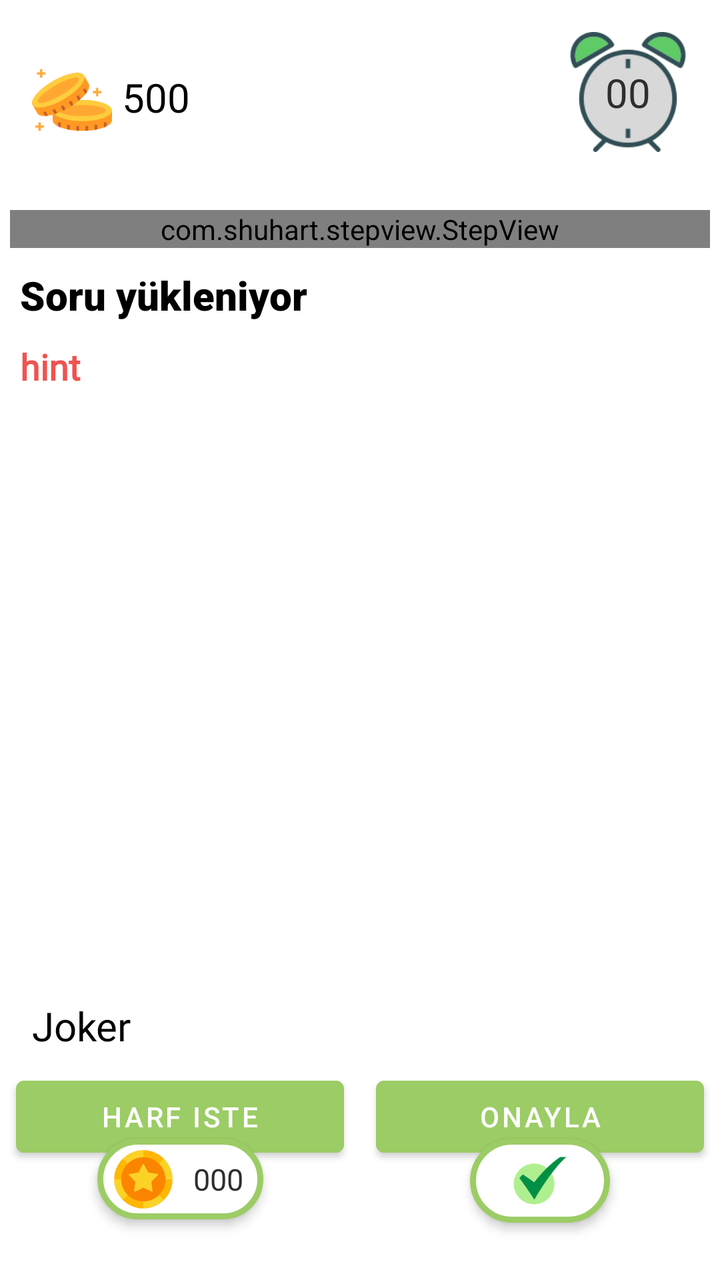
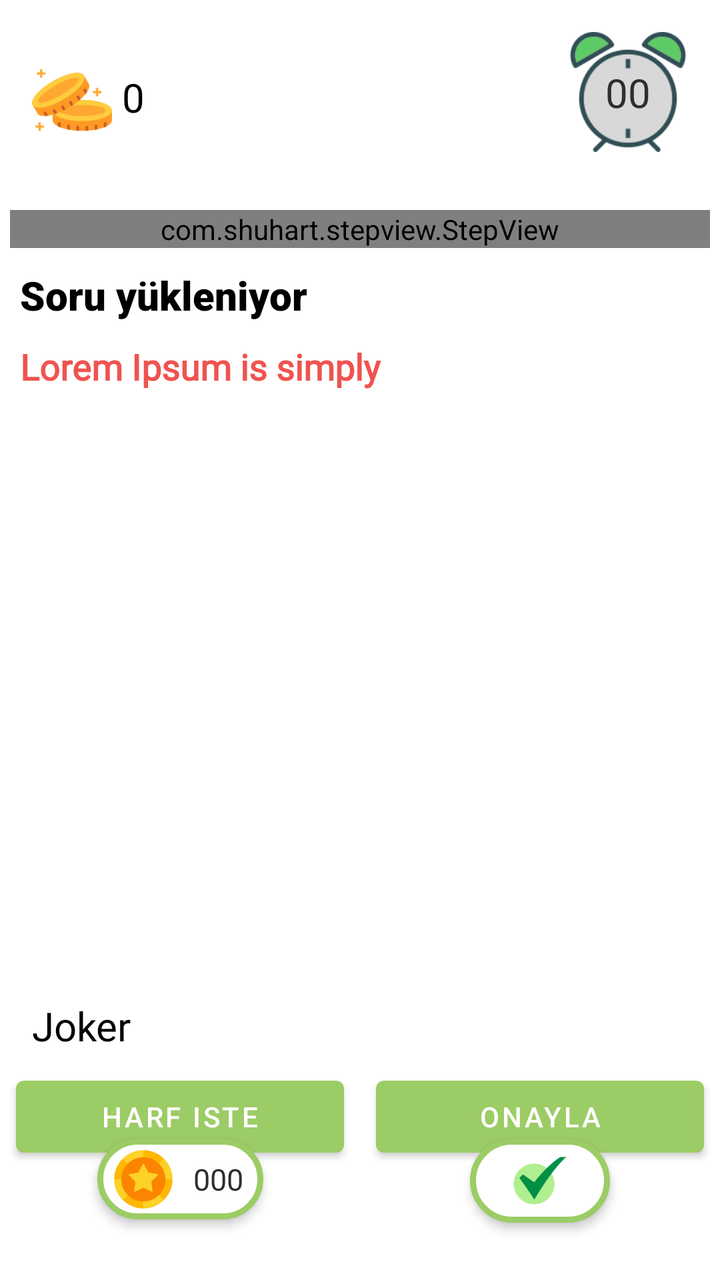

An Android layout rendered at two revisions. The XML below is the earlier revision; the diff shows what the commit changed to produce the second picture.
<!-- AndroidManifest.xml: application theme Theme.Yolcu -->
<!-- res/layout/activity_word_game.xml -->
<androidx.constraintlayout.widget.ConstraintLayout xmlns:android="http://schemas.android.com/apk/res/android"
    xmlns:app="http://schemas.android.com/apk/res-auto"
    xmlns:tools="http://schemas.android.com/tools"
    android:layout_width="match_parent"
    android:layout_height="match_parent"
    android:theme="@style/Theme.Yolcu"
    tools:context=".game.WordGameActivity">

    
    <ImageView
        android:id="@+id/coinImage_word"
        android:layout_width="40dp"
        android:layout_height="40dp"
        android:layout_marginStart="16dp"
        android:layout_marginTop="30dp"
        android:src="@drawable/coin_2"
        app:layout_constraintEnd_toStartOf="@id/gold_amount_text_word"
        app:layout_constraintStart_toStartOf="parent"
        app:layout_constraintTop_toTopOf="parent" />

    <TextView
        android:id="@+id/gold_amount_text_word"
        android:layout_width="wrap_content"
        android:layout_height="wrap_content"
        android:layout_marginStart="5dp"
        android:layout_marginTop="35dp"
        android:fontFamily="@font/tomorrow_b"
        android:text="500"
        android:textSize="20sp"
        app:layout_constraintStart_toEndOf="@id/coinImage_word"
        app:layout_constraintTop_toTopOf="parent" />

    

    <ImageView
        android:id="@+id/clockImage"
        android:layout_width="60dp"
        android:layout_height="60dp"
        android:layout_margin="16dp"
        android:layout_marginTop="16dp"
        android:src="@drawable/clock"
        app:layout_constraintEnd_toEndOf="parent"
        app:layout_constraintTop_toTopOf="parent" />

    <TextView
        android:id="@+id/timer_text"
        android:layout_width="wrap_content"
        android:layout_height="wrap_content"
        android:fontFamily="@font/tomorrow_b"
        android:text="@string/default_timer"
        android:textColor="@color/infoGameText"
        android:textSize="20sp"
        app:layout_constraintBottom_toBottomOf="@id/clockImage"
        app:layout_constraintEnd_toEndOf="@id/clockImage"
        app:layout_constraintStart_toStartOf="@id/clockImage"
        app:layout_constraintTop_toTopOf="@id/clockImage" />

    <androidx.constraintlayout.widget.Guideline
        android:id="@+id/guideline"
        android:layout_width="wrap_content"
        android:layout_height="wrap_content"
        android:orientation="horizontal"
        app:layout_constraintGuide_begin="100dp" />

    <com.shuhart.stepview.StepView
        android:id="@+id/step_view_word_game"
        android:layout_width="match_parent"
        android:layout_height="wrap_content"
        android:layout_margin="5dp"
        app:layout_constraintEnd_toEndOf="parent"
        app:layout_constraintStart_toStartOf="parent"
        app:layout_constraintTop_toBottomOf="@id/guideline"
        app:sv_animationType="All"
        app:sv_doneCircleColor="@color/correctAnswer"
        app:sv_doneStepLineColor="@color/correctAnswer"
        app:sv_nextStepCircleColor="#88A1A1A1"
        app:sv_nextStepCircleEnabled="true"
        app:sv_nextTextColor="@color/white"
        app:sv_nextStepLineColor="#88A1A1A1"
        app:sv_selectedCircleColor="@color/colorAccent"
        app:sv_selectedTextColor="@color/black"
        app:sv_doneCircleRadius="10dp"
        app:sv_selectedCircleRadius="10dp"
        app:sv_stepsNumber="15"
        app:sv_stepNumberTextSize="12sp" />

    <TextView
        android:id="@+id/questionTextView"
        android:layout_width="match_parent"
        android:layout_height="wrap_content"
        android:textSize="20sp"
        android:layout_margin="10dp"
        android:text="@string/soru_yukleniyor"
        android:fontFamily="sans-serif-black"
        app:layout_constraintEnd_toEndOf="parent"
        app:layout_constraintStart_toStartOf="parent"
        app:layout_constraintTop_toBottomOf="@id/step_view_word_game" />

    <TextView
        android:id="@+id/questionSpaceHint"
        android:layout_width="wrap_content"
        android:layout_height="wrap_content"
        android:text="hint"
        android:textSize="18sp"
        android:layout_margin="10dp"
        android:textColor="@color/redAlertColor"
        android:textStyle="bold"
        android:fontFamily="@font/tomorrow_b"
        app:layout_constraintStart_toStartOf="parent"
        app:layout_constraintTop_toBottomOf="@id/questionTextView" />

    <GridLayout
        android:id="@+id/answerGrid"
        android:layout_width="wrap_content"
        android:layout_height="wrap_content"
        android:rowCount="2"
        android:layout_marginTop="10dp"
        android:layout_marginBottom="10dp"
        app:layout_constraintBottom_toBottomOf="@id/guideline3"
        app:layout_constraintEnd_toEndOf="parent"
        app:layout_constraintStart_toStartOf="parent"
        app:layout_constraintTop_toBottomOf="@id/questionSpaceHint" />


    <androidx.constraintlayout.widget.Guideline
        android:id="@+id/guideline3"
        android:layout_width="wrap_content"
        android:layout_height="wrap_content"
        android:orientation="horizontal"
        app:layout_constraintGuide_end="300dp" />

    <ImageView
        android:id="@+id/gifImageSuccessView"
        android:layout_width="70dp"
        android:layout_height="70dp"
        android:src="@drawable/confirm"
        android:visibility="gone"
        android:layout_centerInParent="true"
        app:layout_constraintTop_toBottomOf="@id/guideline3"
        app:layout_constraintStart_toStartOf="parent"
        app:layout_constraintEnd_toEndOf="parent"
        app:layout_constraintBottom_toBottomOf="@id/guideline2"
        android:layout_margin="5dp" />

    <TextView
        android:id="@+id/gifImageSuccessViewLabel"
        android:layout_width="wrap_content"
        android:layout_height="wrap_content"
        app:layout_constraintTop_toBottomOf="@id/gifImageSuccessView"
        app:layout_constraintStart_toStartOf="parent"
        app:layout_constraintEnd_toEndOf="parent"
        android:text="@string/correctAnswerEndgameLabel"
        android:visibility="gone"
        android:layout_margin="5dp"
        android:fontFamily="@font/tomorrow_b"
        android:textColor="@color/colorPrimary"
        android:textSize="18sp" />


    
    <androidx.constraintlayout.widget.Guideline
        android:id="@+id/guideline2"
        android:layout_width="wrap_content"
        android:layout_height="wrap_content"
        android:orientation="horizontal"
        app:layout_constraintGuide_percent="0.75512993" />

    <TextView
        android:id="@+id/joker_text"
        android:layout_width="0dp"
        android:layout_height="wrap_content"
        android:layout_margin="16dp"
        android:fontFamily="@font/tomorrow_b"
        android:text="@string/joker_label"
        android:textSize="20sp"
        app:layout_constraintEnd_toEndOf="parent"
        app:layout_constraintStart_toStartOf="parent"
        app:layout_constraintTop_toTopOf="@+id/guideline2" />

    <Button
        android:id="@+id/letterJokerButton"
        android:layout_width="0dp"
        android:layout_height="wrap_content"
        android:layout_margin="8dp"
        android:text="@string/harf_iste"
        app:layout_constraintEnd_toStartOf="@+id/confirmButton"
        app:layout_constraintStart_toStartOf="parent"
        app:layout_constraintTop_toBottomOf="@id/joker_text" />

    
    <androidx.constraintlayout.widget.ConstraintLayout
        android:id="@id/costCoinLayout"
        android:layout_width="wrap_content"
        android:layout_height="wrap_content"
        android:layout_marginTop="35dp"
        android:background="@drawable/round_green_border"
        android:elevation="3dp"
        app:layout_constraintEnd_toEndOf="@id/letterJokerButton"
        app:layout_constraintStart_toStartOf="@+id/letterJokerButton"
        app:layout_constraintTop_toTopOf="@+id/letterJokerButton">

        <ImageView
            android:id="@+id/costCoinImage"
            android:layout_width="30dp"
            android:layout_height="30dp"
            android:layout_marginStart="8dp"
            android:src="@drawable/coin_1"
            app:layout_constraintBottom_toBottomOf="@id/costCoinLayout"
            app:layout_constraintEnd_toStartOf="@+id/costCoinLabel"
            app:layout_constraintStart_toStartOf="@+id/costCoinLayout"
            app:layout_constraintTop_toTopOf="@+id/costCoinLayout" />

        <TextView
            android:id="@+id/costCoinLabel"
            android:layout_width="wrap_content"
            android:layout_height="wrap_content"
            android:fontFamily="@font/tomorrow_b"
            android:padding="10dp"
            android:text="@string/default_cost_coin"
            android:textColor="@color/infoGameText"
            android:textSize="15sp"
            app:layout_constraintBottom_toBottomOf="@id/costCoinLayout"
            app:layout_constraintEnd_toEndOf="@id/costCoinLayout"
            app:layout_constraintStart_toEndOf="@+id/costCoinImage"
            app:layout_constraintTop_toTopOf="@+id/costCoinLayout" />

    </androidx.constraintlayout.widget.ConstraintLayout>


    
    <androidx.constraintlayout.widget.ConstraintLayout
        android:id="@id/confirmButtonLayout"
        android:layout_width="wrap_content"
        android:layout_height="wrap_content"
        android:layout_marginTop="35dp"
        android:background="@drawable/round_green_border"
        android:elevation="3dp"
        android:paddingTop="6dp"
        android:paddingBottom="6dp"
        android:paddingStart="20dp"
        android:paddingEnd="20dp"
        app:layout_constraintEnd_toEndOf="@id/confirmButton"
        app:layout_constraintStart_toStartOf="@+id/confirmButton"
        app:layout_constraintTop_toTopOf="@+id/confirmButton">

        <ImageView
            android:id="@+id/confirmButtonImage"
            android:layout_width="30dp"
            android:layout_height="30dp"
            android:src="@drawable/confirm"
            app:layout_constraintBottom_toBottomOf="@id/confirmButtonLayout"
            app:layout_constraintEnd_toEndOf="@+id/confirmButtonLayout"
            app:layout_constraintStart_toStartOf="@+id/confirmButtonLayout"
            app:layout_constraintTop_toTopOf="@+id/confirmButtonLayout" />


    </androidx.constraintlayout.widget.ConstraintLayout>

    <Button
        android:id="@+id/confirmButton"
        android:layout_width="0dp"
        android:layout_height="wrap_content"
        android:text="Onayla"
        android:layout_margin="8dp"

        app:layout_constraintEnd_toEndOf="parent"
        app:layout_constraintStart_toEndOf="@id/letterJokerButton"
        app:layout_constraintTop_toBottomOf="@+id/joker_text" /> 


</androidx.constraintlayout.widget.ConstraintLayout>
<!-- resources referenced by this layout -->
<resources>
  <color name="black">#FF000000</color>
  <color name="colorAccent">#FBC02D</color>
  <color name="colorPrimary">#9CCC65</color>
  <color name="correctAnswer">#9CCC65</color>
  <color name="infoGameText">#2E2E2E</color>
  <color name="redAlertColor">#EF5350</color>
  <color name="white">#FFFFFFFF</color>
  <!-- drawable clock: png bitmap (drawable, 9525 bytes) -->
  <!-- drawable coin_1: png bitmap (drawable, 5865 bytes) -->
  <!-- drawable coin_2: png bitmap (drawable, 6130 bytes) -->
  <!-- drawable confirm: png bitmap (drawable, 4432 bytes) -->
  <!-- drawable round_green_border (drawable) -->
  <shape xmlns:android="http://schemas.android.com/apk/res/android"
      android:shape="rectangle">
  
      <corners android:radius="50dp" /> 
  
      <stroke
          android:width="3dp"
          android:color="#9CCC65" /> 
  
      <solid android:color="@android:color/white" /> 
  
  </shape>
  <string name="correctAnswerEndgameLabel">DOĞRU YANIT</string>
  <string name="default_cost_coin">000</string>
  <string name="default_timer">00</string>
  <string name="harf_iste">Harf iste</string>
  <string name="joker_label">Joker</string>
  <string name="soru_yukleniyor">Soru yükleniyor</string>
  <style name="Theme.Yolcu" parent="Theme.MaterialComponents.DayNight.DarkActionBar">
          
          <item name="colorPrimary">#9CCC65</item>
          <item name="colorPrimaryVariant">#43A047</item>
          <item name="colorOnPrimary">@color/white</item>
          
          <item name="colorSecondary">#9CCC65</item>
          <item name="colorSecondaryVariant">@color/teal_700</item>
          <item name="colorOnSecondary">@color/white</item>
          
          <item name="android:statusBarColor">?attr/colorPrimaryVariant</item>
          
          <item name="actionMenuTextColor">@color/white</item>
          <item name="android:actionMenuTextColor">@color/white</item>
          <item name="android:textColor">@color/black</item>
      </style>
  <color name="teal_700">#FF018786</color>
</resources>

<!-- the commit's change to res/layout/activity_word_game.xml (unified diff, before → after) -->
@@ -13,6 +13,7 @@
         android:layout_height="40dp"
         android:layout_marginStart="16dp"
         android:layout_marginTop="30dp"
+        android:contentDescription="@string/altin_icon"
         android:src="@drawable/coin_2"
         app:layout_constraintEnd_toStartOf="@id/gold_amount_text_word"
         app:layout_constraintStart_toStartOf="parent"
@@ -25,7 +26,7 @@
         android:layout_marginStart="5dp"
         android:layout_marginTop="35dp"
         android:fontFamily="@font/tomorrow_b"
-        android:text="500"
+        android:text="@string/default_value"
         android:textSize="20sp"
         app:layout_constraintStart_toEndOf="@id/coinImage_word"
         app:layout_constraintTop_toTopOf="parent" />
@@ -38,6 +39,7 @@
         android:layout_height="60dp"
         android:layout_margin="16dp"
         android:layout_marginTop="16dp"
+        android:contentDescription="@string/gerisayim_icon"
         android:src="@drawable/clock"
         app:layout_constraintEnd_toEndOf="parent"
         app:layout_constraintTop_toTopOf="parent" />
@@ -72,26 +74,26 @@
         app:layout_constraintTop_toBottomOf="@id/guideline"
         app:sv_animationType="All"
         app:sv_doneCircleColor="@color/correctAnswer"
+        app:sv_doneCircleRadius="10dp"
         app:sv_doneStepLineColor="@color/correctAnswer"
         app:sv_nextStepCircleColor="#88A1A1A1"
         app:sv_nextStepCircleEnabled="true"
+        app:sv_nextStepLineColor="#88A1A1A1"
         app:sv_nextTextColor="@color/white"
-        app:sv_nextStepLineColor="#88A1A1A1"
         app:sv_selectedCircleColor="@color/colorAccent"
+        app:sv_selectedCircleRadius="10dp"
         app:sv_selectedTextColor="@color/black"
-        app:sv_doneCircleRadius="10dp"
-        app:sv_selectedCircleRadius="10dp"
-        app:sv_stepsNumber="15"
-        app:sv_stepNumberTextSize="12sp" />
+        app:sv_stepNumberTextSize="12sp"
+        app:sv_stepsNumber="15" />
 
     <TextView
         android:id="@+id/questionTextView"
         android:layout_width="match_parent"
         android:layout_height="wrap_content"
-        android:textSize="20sp"
         android:layout_margin="10dp"
+        android:fontFamily="sans-serif-black"
         android:text="@string/soru_yukleniyor"
-        android:fontFamily="sans-serif-black"
+        android:textSize="20sp"
         app:layout_constraintEnd_toEndOf="parent"
         app:layout_constraintStart_toStartOf="parent"
         app:layout_constraintTop_toBottomOf="@id/step_view_word_game" />
@@ -100,12 +102,12 @@
         android:id="@+id/questionSpaceHint"
         android:layout_width="wrap_content"
         android:layout_height="wrap_content"
-        android:text="hint"
+        android:layout_margin="10dp"
+        android:fontFamily="@font/tomorrow_b"
+        android:text="@string/testYazisi"
+        android:textColor="@color/redAlertColor"
         android:textSize="18sp"
-        android:layout_margin="10dp"
-        android:textColor="@color/redAlertColor"
         android:textStyle="bold"
-        android:fontFamily="@font/tomorrow_b"
         app:layout_constraintStart_toStartOf="parent"
         app:layout_constraintTop_toBottomOf="@id/questionTextView" />
 
@@ -113,9 +115,9 @@
         android:id="@+id/answerGrid"
         android:layout_width="wrap_content"
         android:layout_height="wrap_content"
-        android:rowCount="2"
         android:layout_marginTop="10dp"
         android:layout_marginBottom="10dp"
+        android:rowCount="2"
         app:layout_constraintBottom_toBottomOf="@id/guideline3"
         app:layout_constraintEnd_toEndOf="parent"
         app:layout_constraintStart_toStartOf="parent"
@@ -133,28 +135,29 @@
         android:id="@+id/gifImageSuccessView"
         android:layout_width="70dp"
         android:layout_height="70dp"
+        android:layout_centerInParent="true"
+        android:layout_margin="5dp"
+        android:contentDescription="@string/harf_kutucugu"
         android:src="@drawable/confirm"
         android:visibility="gone"
-        android:layout_centerInParent="true"
-        app:layout_constraintTop_toBottomOf="@id/guideline3"
-        app:layout_constraintStart_toStartOf="parent"
-        app:layout_constraintEnd_toEndOf="parent"
         app:layout_constraintBottom_toBottomOf="@id/guideline2"
-        android:layout_margin="5dp" />
+        app:layout_constraintEnd_toEndOf="parent"
+        app:layout_constraintStart_toStartOf="parent"
+        app:layout_constraintTop_toBottomOf="@id/guideline3" />
 
     <TextView
         android:id="@+id/gifImageSuccessViewLabel"
         android:layout_width="wrap_content"
         android:layout_height="wrap_content"
-        app:layout_constraintTop_toBottomOf="@id/gifImageSuccessView"
-        app:layout_constraintStart_toStartOf="parent"
-        app:layout_constraintEnd_toEndOf="parent"
+        android:layout_margin="5dp"
+        android:fontFamily="@font/tomorrow_b"
         android:text="@string/correctAnswerEndgameLabel"
+        android:textColor="@color/colorPrimary"
+        android:textSize="18sp"
         android:visibility="gone"
-        android:layout_margin="5dp"
-        android:fontFamily="@font/tomorrow_b"
-        android:textColor="@color/colorPrimary"
-        android:textSize="18sp" />
+        app:layout_constraintEnd_toEndOf="parent"
+        app:layout_constraintStart_toStartOf="parent"
+        app:layout_constraintTop_toBottomOf="@id/gifImageSuccessView" />
 
 
     
@@ -204,6 +207,7 @@
             android:layout_width="30dp"
             android:layout_height="30dp"
             android:layout_marginStart="8dp"
+            android:contentDescription="@string/joker_icon"
             android:src="@drawable/coin_1"
             app:layout_constraintBottom_toBottomOf="@id/costCoinLayout"
             app:layout_constraintEnd_toStartOf="@+id/costCoinLabel"
@@ -235,10 +239,10 @@
         android:layout_marginTop="35dp"
         android:background="@drawable/round_green_border"
         android:elevation="3dp"
+        android:paddingStart="20dp"
         android:paddingTop="6dp"
+        android:paddingEnd="20dp"
         android:paddingBottom="6dp"
-        android:paddingStart="20dp"
-        android:paddingEnd="20dp"
         app:layout_constraintEnd_toEndOf="@id/confirmButton"
         app:layout_constraintStart_toStartOf="@+id/confirmButton"
         app:layout_constraintTop_toTopOf="@+id/confirmButton">
@@ -247,6 +251,7 @@
             android:id="@+id/confirmButtonImage"
             android:layout_width="30dp"
             android:layout_height="30dp"
+            android:contentDescription="@string/onay_icon"
             android:src="@drawable/confirm"
             app:layout_constraintBottom_toBottomOf="@id/confirmButtonLayout"
             app:layout_constraintEnd_toEndOf="@+id/confirmButtonLayout"
@@ -260,9 +265,8 @@
         android:id="@+id/confirmButton"
         android:layout_width="0dp"
         android:layout_height="wrap_content"
-        android:text="Onayla"
         android:layout_margin="8dp"
-
+        android:text="@string/confirm"
         app:layout_constraintEnd_toEndOf="parent"
         app:layout_constraintStart_toEndOf="@id/letterJokerButton"
         app:layout_constraintTop_toBottomOf="@+id/joker_text" /> 
<!-- resource entries referenced after the edit -->
@@ -24,12 +24,20 @@
       <solid android:color="@android:color/white" /> 
   
   </shape>
+  <string name="altin_icon">Altın ikonu</string>
+  <string name="confirm">Onayla</string>
   <string name="correctAnswerEndgameLabel">DOĞRU YANIT</string>
   <string name="default_cost_coin">000</string>
   <string name="default_timer">00</string>
+  <string name="default_value">0</string>
+  <string name="gerisayim_icon">Geri sayım saat ikonu</string>
   <string name="harf_iste">Harf iste</string>
+  <string name="harf_kutucugu">Harf Kutuları</string>
+  <string name="joker_icon">joker ikonu</string>
   <string name="joker_label">Joker</string>
+  <string name="onay_icon">Onay ikon</string>
   <string name="soru_yukleniyor">Soru yükleniyor</string>
+  <string name="testYazisi">Lorem Ipsum is simply</string>
   <style name="Theme.Yolcu" parent="Theme.MaterialComponents.DayNight.DarkActionBar">
           
           <item name="colorPrimary">#9CCC65</item>
